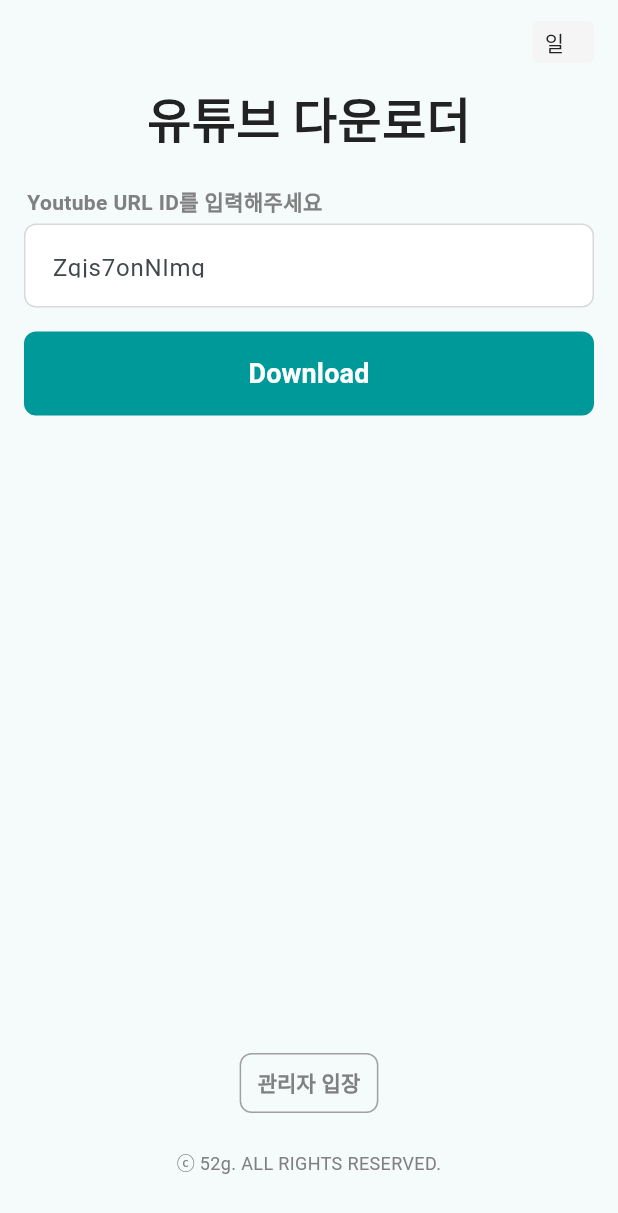
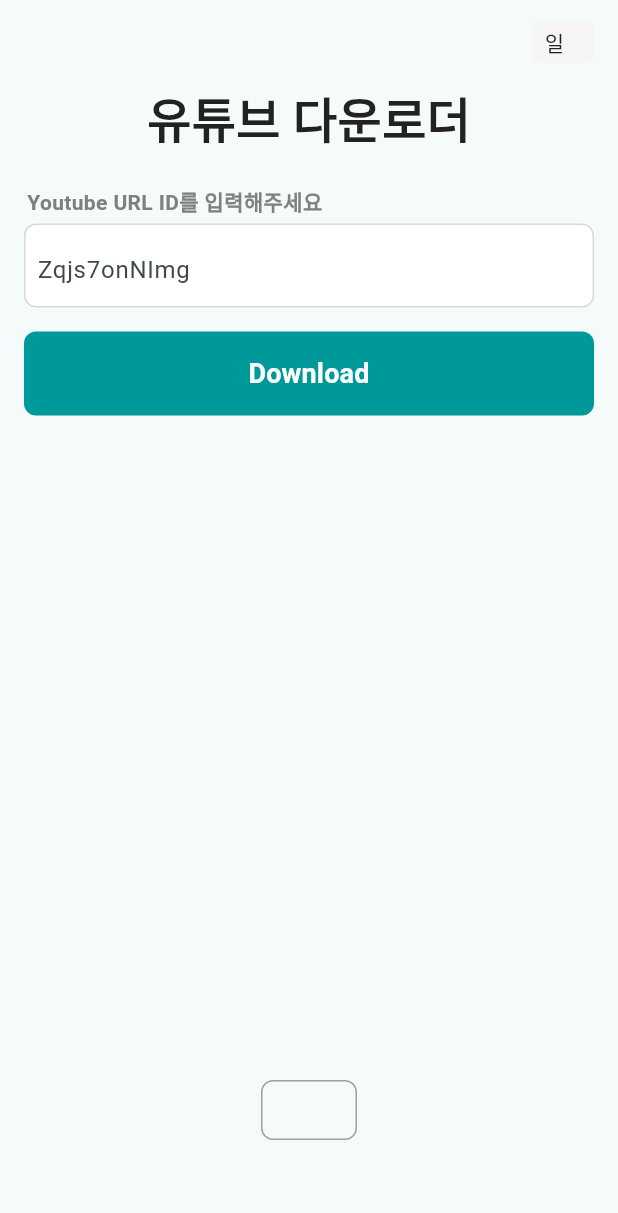
Before and after one commit to MeotJH/youtube_downloader, a Flutter app: the screen it shows after launch, on a phone screen of 412 x 824 dp. Shown: the top 1213 px of the screen. Run offline on Flutter 3.47's test engine with Material 3 defaults, Android fonts, the phone set to English and light mode, and no system bars; our stand-ins replace dio; missing offline and left inert: dart:html; Roboto replaces fonts that are missing (Pretendard).

Commit message:
build files

```diff
--- a/lib/pages/youtube_downloader.dart
+++ b/lib/pages/youtube_downloader.dart
@@ -90,7 +90,7 @@
                   alignment: Alignment.centerLeft,
                   width: double.infinity,
                   height: 56,
-                  padding: const EdgeInsets.all(18),
+                  padding: const EdgeInsets.all(8),
                   decoration: ShapeDecoration(
                     color: Colors.white,
                     shape: RoundedRectangleBorder(
@@ -163,7 +163,7 @@
                     ),
                   ),
                   child: const Text(
-                    '관리자 입장',
+                    '',
                     textAlign: TextAlign.center,
                     style: TextStyle(
                       color: Color(0xFF808080),
@@ -177,16 +177,6 @@
                 const SizedBox(
                   height: 20,
                 ),
-                const Text(
-                  'ⓒ 52g. ALL RIGHTS RESERVED.',
-                  textAlign: TextAlign.center,
-                  style: TextStyle(
-                    color: Color(0xFF808080),
-                    fontSize: 12,
-                    fontFamily: 'Pretendard',
-                    fontWeight: FontWeight.w400,
-                  ),
-                ),
                 const SizedBox(
                   height: 40,
                 ),
```
Also changed, not shown: 3 other files.
